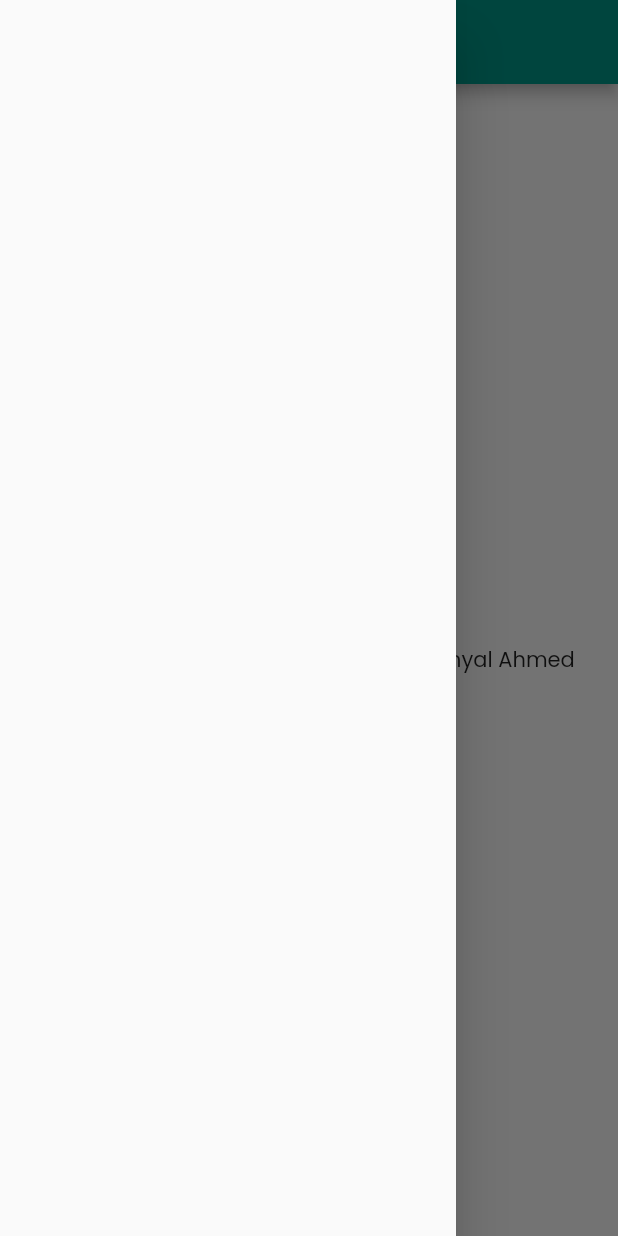
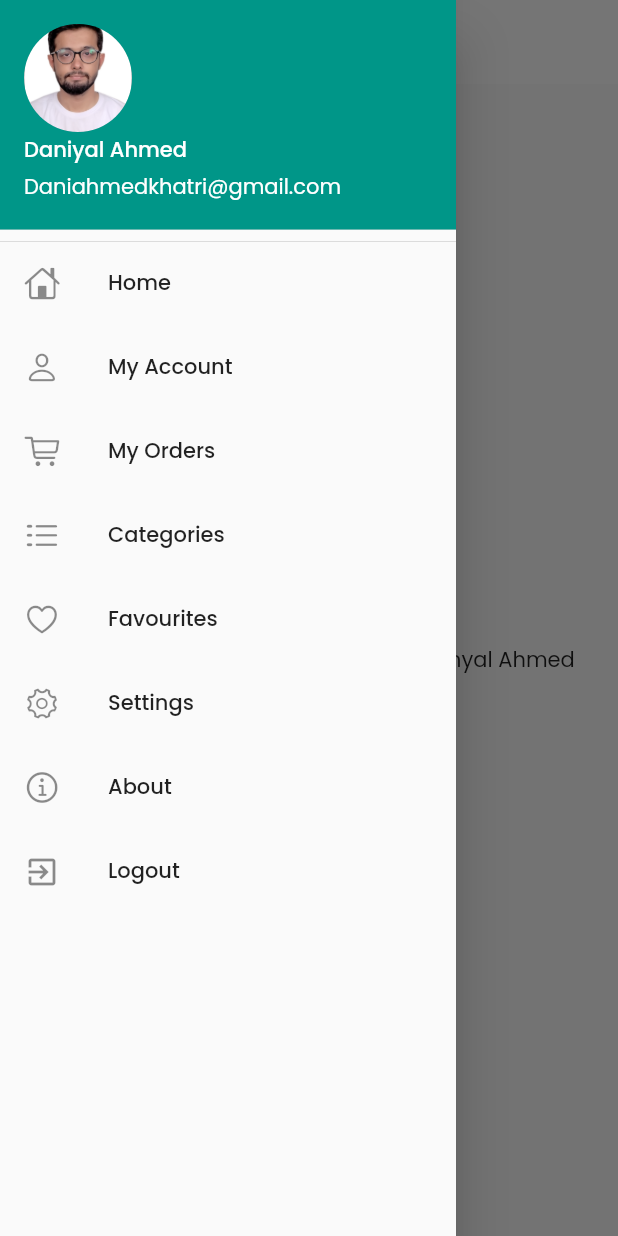
Before and after one commit to whodanyalahmed/learning_flutter, a Flutter app: the HomePage screen opened directly, with the side drawer open, on a phone screen of 412 x 824 dp. Run offline on Flutter 3.47's test engine with Material 2 defaults, Android fonts, the phone set to English and light mode, and no system bars; our stand-ins replace flutter_svg, google_fonts.

Commit message:
some changes which I dont know

```diff
--- a/lib/pages/home_page.dart
+++ b/lib/pages/home_page.dart
@@ -1,4 +1,5 @@
 import 'package:flutter/material.dart';
+import 'package:flutter_application_3/widget/drawer.dart';
 
 class HomePage extends StatelessWidget {
   const HomePage({Key? key}) : super(key: key);
@@ -9,14 +10,14 @@ class HomePage extends StatelessWidget {
     final String name = "Danyal Ahmed";
     return Scaffold(
       appBar: AppBar(
-        title: Text('Test App'),
+        title: Text('Catalog App'),
       ),
       body: Center(
         child: Container(
           child: Text("Welcome to the $days app of flutter by " + name),
         ),
       ),
-      drawer: Drawer(),
+      drawer: MyDrawer(),
     );
   }
 }
--- /dev/null
+++ b/lib/widget/drawer.dart
@@ -0,0 +1,83 @@
+import 'package:flutter/cupertino.dart';
+import 'package:flutter/material.dart';
+
+class MyDrawer extends StatelessWidget {
+  @override
+  Widget build(BuildContext context) {
+    return Drawer(
+        child: Container(
+      // color: Colors.teal,
+      child: ListView(
+        children: <Widget>[
+          const DrawerHeader(
+            margin: EdgeInsets.zero,
+            padding: EdgeInsets.zero,
+            child: UserAccountsDrawerHeader(
+              accountName: Text('Daniyal Ahmed'),
+              accountEmail: Text('Daniahmedkhatri@gmail.com'),
+              currentAccountPicture: CircleAvatar(
+                backgroundImage: AssetImage('assets/images/daniyal.jpg'),
+              ),
+            ),
+          ),
+          ListTile(
+            title: Text('Home'),
+            leading: Icon(CupertinoIcons.home),
+            onTap: () {
+              Navigator.of(context).pushReplacementNamed('/');
+            },
+          ),
+          ListTile(
+            title: Text('My Account'),
+            leading: Icon(CupertinoIcons.person),
+            onTap: () {
+              Navigator.of(context).pushReplacementNamed('/');
+            },
+          ),
+          ListTile(
+            title: Text('My Orders'),
+            leading: Icon(CupertinoIcons.shopping_cart),
+            onTap: () {
+              Navigator.of(context).pushReplacementNamed('/');
+            },
+          ),
+          ListTile(
+            title: Text('Categories'),
+            leading: Icon(CupertinoIcons.list_dash),
+            onTap: () {
+              Navigator.of(context).pushReplacementNamed('/');
+            },
+          ),
+          ListTile(
+            title: Text('Favourites'),
+            leading: Icon(CupertinoIcons.heart),
+            onTap: () {
+              Navigator.of(context).pushReplacementNamed('/');
+            },
+          ),
+          ListTile(
+            title: Text('Settings'),
+            leading: Icon(CupertinoIcons.gear),
+            onTap: () {
+              Navigator.of(context).pushReplacementNamed('/');
+            },
+          ),
+          ListTile(
+            title: Text('About'),
+            leading: Icon(CupertinoIcons.info),
+            onTap: () {
+              Navigator.of(context).pushReplacementNamed('/');
+            },
+          ),
+          ListTile(
+            title: Text('Logout'),
+            leading: Icon(Icons.exit_to_app),
+            onTap: () {
+              Navigator.of(context).pushReplacementNamed('/login');
+            },
+          ),
+        ],
+      ),
+    ));
+  }
+}
```
Also changed, not shown: lib/main.dart (+14 -0 lines), lib/pages/login_page.dart (+76 -36 lines), assets/images/daniyal.jpg (added), assets/images/dot.svg (added), assets/images/login_image-old.svg (added), assets/images/login_image.svg.
